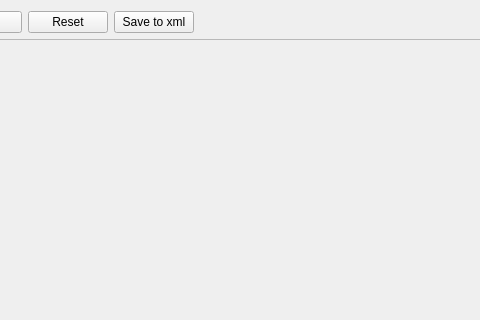
The window that leveldesigner/ImageViewer.ui (lunatik-210/codefest2013) describes before a commit, drawn with Qt 5; both pictures show x 155 to 635 and y 0 to 320 of the 800 by 600 pixel window.
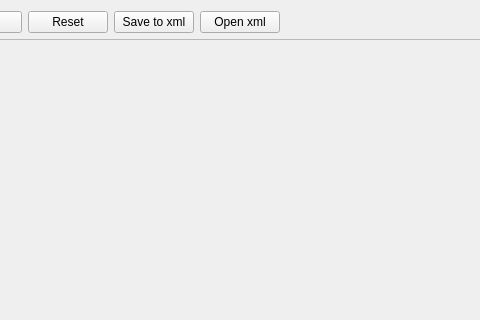
The same window after the commit.

Commit message: Tested import of xml file

What changed in the file:
```diff
--- a/leveldesigner/ImageViewer.ui
+++ b/leveldesigner/ImageViewer.ui
@@ -50,6 +50,13 @@
        </property>
       </widget>
      </item>
+     <item>
+      <widget class="QPushButton" name="openButton">
+       <property name="text">
+        <string>Open xml</string>
+       </property>
+      </widget>
+     </item>
      <item>
       <spacer name="horizontalSpacer">
        <property name="orientation">
```
The commit also changes 2 other files.
